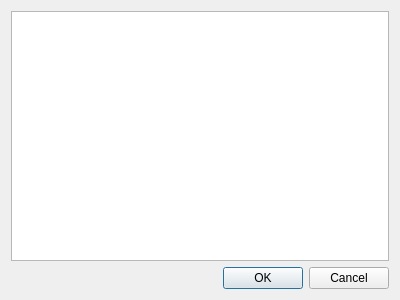
SeriousAlexej/Serious-Engine, file Sources/EngineGui/GroBrowser/GroBrowser.ui: the form before one commit.
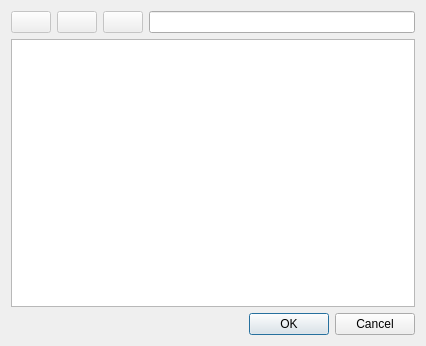
The form after the commit. Icons and pictures are not drawn.

Commit message: Fill Gro browser with files from gro archives, add simple UI

Diff of the .ui file:
```diff
--- a/Sources/EngineGui/GroBrowser/GroBrowser.ui
+++ b/Sources/EngineGui/GroBrowser/GroBrowser.ui
@@ -6,14 +6,91 @@
    <rect>
     <x>0</x>
     <y>0</y>
-    <width>400</width>
-    <height>300</height>
+    <width>426</width>
+    <height>346</height>
    </rect>
   </property>
   <property name="windowTitle">
    <string>Gro Browser</string>
   </property>
   <layout class="QVBoxLayout" name="verticalLayout">
+   <item>
+    <layout class="QHBoxLayout" name="horizontalLayout">
+     <item>
+      <widget class="QPushButton" name="buttonUp">
+       <property name="enabled">
+        <bool>false</bool>
+       </property>
+       <property name="styleSheet">
+        <string notr="true"/>
+       </property>
+       <property name="text">
+        <string/>
+       </property>
+       <property name="icon">
+        <iconset resource="GroBrowser.qrc">
+         <normaloff>:/icons/go-up.png</normaloff>:/icons/go-up.png</iconset>
+       </property>
+       <property name="autoDefault">
+        <bool>false</bool>
+       </property>
+      </widget>
+     </item>
+     <item>
+      <widget class="QPushButton" name="buttonBack">
+       <property name="enabled">
+        <bool>false</bool>
+       </property>
+       <property name="styleSheet">
+        <string notr="true"/>
+       </property>
+       <property name="text">
+        <string/>
+       </property>
+       <property name="icon">
+        <iconset resource="GroBrowser.qrc">
+         <normaloff>:/icons/go-previous.png</normaloff>:/icons/go-previous.png</iconset>
+       </property>
+       <property name="autoDefault">
+        <bool>false</bool>
+       </property>
+      </widget>
+     </item>
+     <item>
+      <widget class="QPushButton" name="buttonForward">
+       <property name="enabled">
+        <bool>false</bool>
+       </property>
+       <property name="styleSheet">
+        <string notr="true"/>
+       </property>
+       <property name="text">
+        <string/>
+       </property>
+       <property name="icon">
+        <iconset resource="GroBrowser.qrc">
+         <normaloff>:/icons/go-next.png</normaloff>:/icons/go-next.png</iconset>
+       </property>
+       <property name="autoDefault">
+        <bool>false</bool>
+       </property>
+      </widget>
+     </item>
+     <item>
+      <widget class="QLineEdit" name="linePath">
+       <property name="sizePolicy">
+        <sizepolicy hsizetype="Expanding" vsizetype="Preferred">
+         <horstretch>0</horstretch>
+         <verstretch>0</verstretch>
+        </sizepolicy>
+       </property>
+       <property name="readOnly">
+        <bool>true</bool>
+       </property>
+      </widget>
+     </item>
+    </layout>
+   </item>
    <item>
     <widget class="QListWidget" name="listWidget"/>
    </item>
```
Left out of the diff: 11 changed lines with no effect on the pictures. The commit also changes 8 other files.
